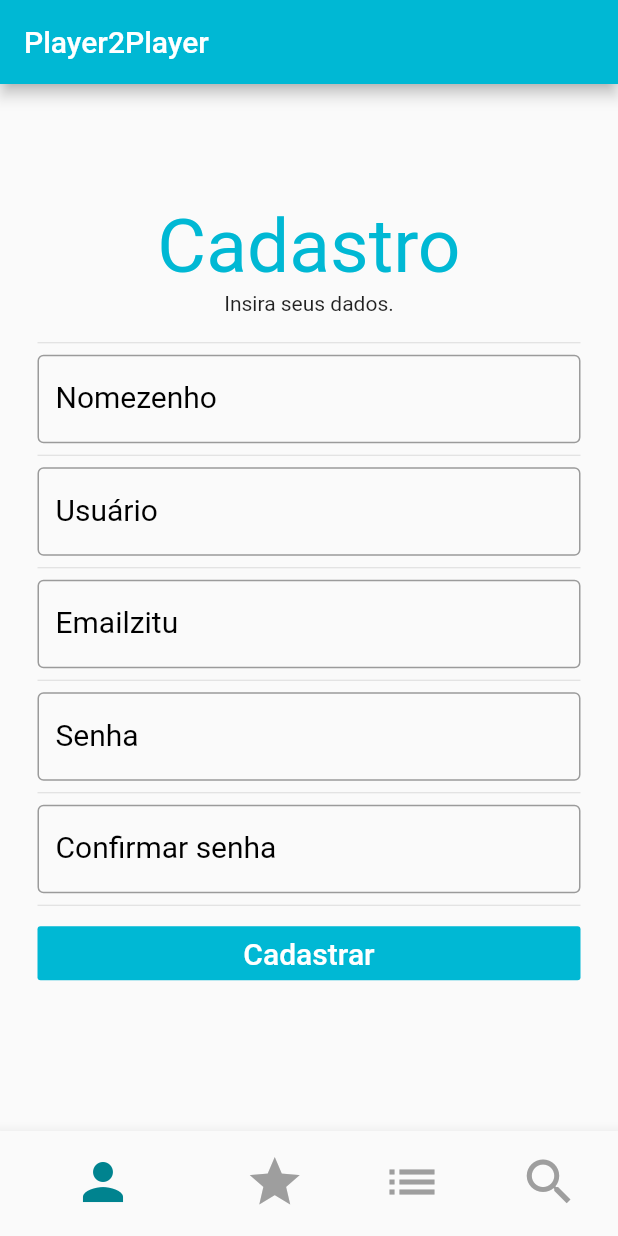
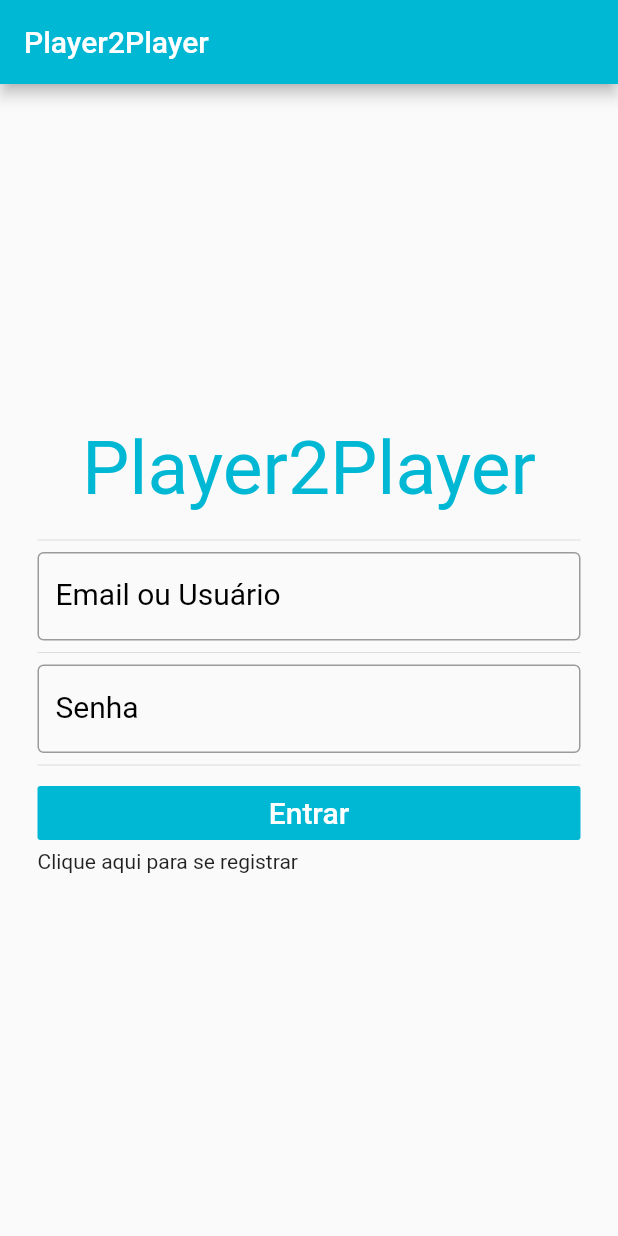
Before and after one commit to xLeticiaOliveira/P2P, a Flutter app: the screen it shows after launch, on a phone screen of 412 x 824 dp. Run offline on Flutter 3.47's test engine with Material 2 defaults, Android fonts, the phone set to English and light mode, and no system bars.

Commit message:
criação de usuarios, perfil e refatoração do código

```diff
--- a/p2p/lib/main.dart
+++ b/p2p/lib/main.dart
@@ -1,155 +1,6 @@
 import 'package:flutter/material.dart';
+import 'package:p2p/pages/login/Login.dart';
 
 void main() {
-  runApp(new MaterialApp(home: new Layout()));
+  runApp(new MaterialApp(home: new Login()));
 }
-
-class Layout extends StatefulWidget {
-  @override
-  _LayoutState createState() => _LayoutState();
-}
-
-class _LayoutState extends State<Layout> {
-  int _selectedIndex = 0;
-  static const TextStyle optionStyle =
-      TextStyle(fontSize: 30, fontWeight: FontWeight.bold);
-  static List<Widget> _widgetOptions = <Widget>[
-    Profile(),
-    Text(
-      'Descobrir',
-      style: optionStyle,
-    ),
-    Text(
-      'Conversas',
-      style: optionStyle,
-    ),
-    Text(
-      'Pesquisar',
-      style: optionStyle,
-    ),
-  ];
-
-  void _onItemTapped(int index) {
-    setState(() {
-      _selectedIndex = index;
-    });
-  }
-
-  @override
-  Widget build(BuildContext context) {
-    return Scaffold(
-        appBar: AppBar(
-          title: Text('Player2Player'),
-          backgroundColor: Colors.cyanAccent[700],
-        ),
-        body: Center(
-          child: _widgetOptions.elementAt(_selectedIndex),
-        ),
-        bottomNavigationBar: BottomNavigationBar(
-            items: const <BottomNavigationBarItem>[
-              BottomNavigationBarItem(
-                icon: Icon(Icons.person),
-                title: Text('Perfil'),
-              ),
-              BottomNavigationBarItem(
-                icon: Icon(Icons.star),
-                title: Text('Descobrir'),
-              ),
-              BottomNavigationBarItem(
-                icon: Icon(Icons.list),
-                title: Text('Conversas'),
-              ),
-              BottomNavigationBarItem(
-                icon: Icon(Icons.search),
-                title: Text('Buscar'),
-              ),
-            ],
-            currentIndex: _selectedIndex,
-            selectedItemColor: Colors.cyan[800],
-            iconSize: 40,
-            unselectedItemColor: Colors.grey,
-            showSelectedLabels: false,
-            onTap: _onItemTapped));
-  }
-}
-
-class Profile extends StatefulWidget {
-  @override
-  _ProfileState createState() => _ProfileState();
-}
-
-class _ProfileState extends State<Profile> {
-  @override
-  Widget build(BuildContext context) {
-    return SingleChildScrollView(
-      padding: EdgeInsets.fromLTRB(25, 10, 25, 25),
-      child: Column(
-        crossAxisAlignment: CrossAxisAlignment.stretch,
-        children: <Widget>[
-          Padding(
-            padding: EdgeInsets.only(bottom: 10),
-            child: Column(
-              children: <Widget>[
-                Text('Cadastro',
-                    style:
-                        TextStyle(color: Colors.cyanAccent[700], fontSize: 50)),
-                Text('Insira seus dados.'),
-              ],
-            ),
-          ),
-          Divider(),
-          TextField(
-            decoration: InputDecoration(
-              labelText: "Nomezenho",
-              labelStyle: TextStyle(fontSize: 20, color: Colors.black),
-              border: OutlineInputBorder(),
-            ),
-          ),
-          Divider(),
-          TextField(
-            decoration: InputDecoration(
-              labelText: "Usuário",
-              labelStyle: TextStyle(fontSize: 20, color: Colors.black),
-              border: OutlineInputBorder(),
-            ),
-          ),
-          Divider(),
-          TextField(
-            decoration: InputDecoration(
-              labelText: "Emailzitu",
-              labelStyle: TextStyle(fontSize: 20, color: Colors.black),
-              border: OutlineInputBorder(),
-            ),
-          ),
-          Divider(),
-          TextField(
-            obscureText: true,
-            decoration: InputDecoration(
-              labelText: "Senha",
-              labelStyle: TextStyle(fontSize: 20, color: Colors.black),
-              border: OutlineInputBorder(),
-            ),
-          ),
-          Divider(),
-          TextField(
-            obscureText: true,
-            decoration: InputDecoration(
-              labelText: "Confirmar senha",
-              labelStyle: TextStyle(fontSize: 20, color: Colors.black),
-              border: OutlineInputBorder(),
-            ),
-          ),
-          Divider(),
-          FlatButton(
-            onPressed: () {},
-            color: Colors.cyanAccent[700],
-            child: Text(
-              "Cadastrar",
-              style: TextStyle(color: Colors.white, fontSize: 20),
-            ),
-          )
-        ],
-      ),
-    );
-  }
-}
--- /dev/null
+++ b/p2p/lib/pages/login/Login.dart
@@ -0,0 +1,79 @@
+import 'package:flutter/material.dart';
+import 'package:p2p/pages/home/Layout.dart';
+import 'package:p2p/pages/register/Register.dart';
+
+class Login extends StatefulWidget {
+  @override
+  _LoginState createState() => _LoginState();
+}
+
+class _LoginState extends State<Login> {
+  @override
+  Widget build(BuildContext context) {
+    return Scaffold(
+      appBar: AppBar(
+        title: Text('Player2Player'),
+        backgroundColor: Colors.cyanAccent[700],
+      ),
+      body: Center(
+          child: SingleChildScrollView(
+        padding: EdgeInsets.fromLTRB(25, 10, 25, 25),
+        child: Column(
+          crossAxisAlignment: CrossAxisAlignment.stretch,
+          children: <Widget>[
+            Padding(
+              padding: EdgeInsets.only(bottom: 10),
+              child: Column(
+                children: <Widget>[
+                  Text('Player2Player',
+                      style: TextStyle(
+                          color: Colors.cyanAccent[700], fontSize: 50)),
+                ],
+              ),
+            ),
+            Divider(),
+            TextField(
+              decoration: InputDecoration(
+                labelText: "Email ou Usuário",
+                labelStyle: TextStyle(fontSize: 20, color: Colors.black),
+                border: OutlineInputBorder(),
+              ),
+            ),
+            Divider(),
+            TextField(
+              obscureText: true,
+              decoration: InputDecoration(
+                labelText: "Senha",
+                labelStyle: TextStyle(fontSize: 20, color: Colors.black),
+                border: OutlineInputBorder(),
+              ),
+            ),
+            Divider(),
+            FlatButton(
+              onPressed: () {
+                Navigator.push(
+                  context,
+                  MaterialPageRoute(builder: (context) => Layout()),
+                );
+              },
+              color: Colors.cyanAccent[700],
+              child: Text(
+                "Entrar",
+                style: TextStyle(color: Colors.white, fontSize: 20),
+              ),
+            ),
+            InkWell(
+              child: new Text('Clique aqui para se registrar'),
+              onTap: () {
+                Navigator.push(
+                  context,
+                  MaterialPageRoute(builder: (context) => Register(0)),
+                );
+              },
+            ),
+          ],
+        ),
+      )),
+    );
+  }
+}
```
Also changed, not shown: p2p/lib/pages/home/Layout.dart (added, +63 -0 lines), p2p/lib/pages/home/Profile.dart (added, +51 -0 lines), p2p/lib/pages/register/Contacts.dart (added, +89 -0 lines), p2p/lib/pages/register/Intersting.dart (added, +83 -0 lines), p2p/lib/pages/register/PersonalData.dart (added, +88 -0 lines), p2p/lib/pages/register/Register.dart (added, +70 -0 lines).
